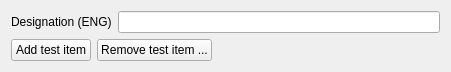
Qt form tools/mdtcablelist/src/mdtTtTestEditor.ui (scandyna/multidiagtools) before a commit.
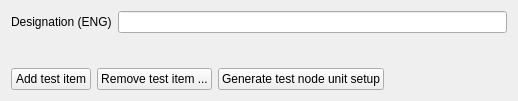
The same form after that commit.

```diff
--- a/tools/mdtcablelist/src/mdtTtTestEditor.ui
+++ b/tools/mdtcablelist/src/mdtTtTestEditor.ui
@@ -6,8 +6,8 @@
    <rect>
     <x>0</x>
     <y>0</y>
-    <width>451</width>
-    <height>67</height>
+    <width>518</width>
+    <height>101</height>
    </rect>
   </property>
   <property name="windowTitle">
@@ -44,6 +44,13 @@
        </property>
       </widget>
      </item>
+     <item>
+      <widget class="QPushButton" name="pbGenerateNodeUnitSetup">
+       <property name="text">
+        <string>Generate test node unit setup</string>
+       </property>
+      </widget>
+     </item>
      <item>
       <spacer name="horizontalSpacer">
        <property name="orientation">
```
